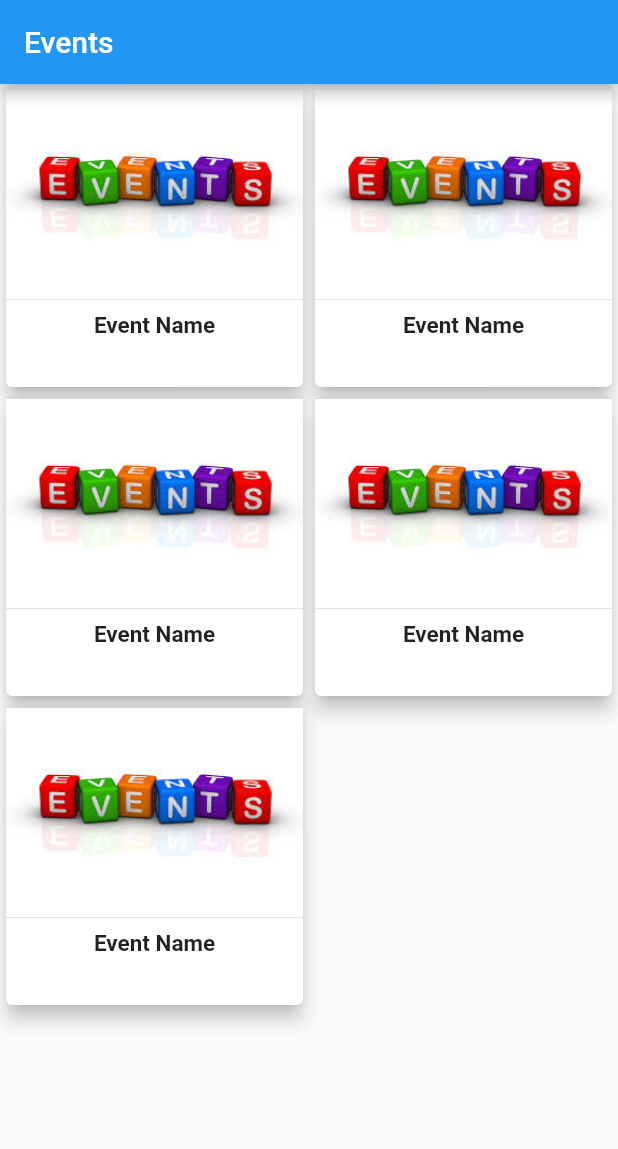
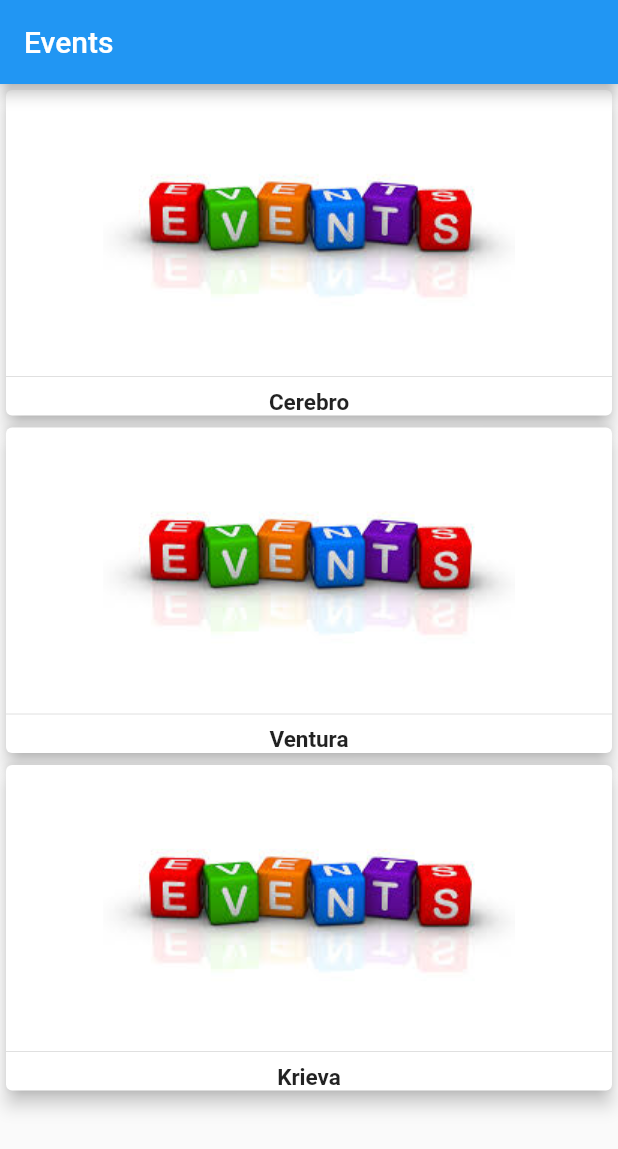
Before and after one commit to Ronik-Shah/College_Event_Management, a Flutter app: the screen it shows after launch, on a phone screen of 412 x 824 dp. Shown: the top 1149 px of the screen. Run offline on Flutter 3.47's test engine with Material 2 defaults, Android fonts, the phone set to English and light mode, and no system bars.

Commit message:
Connected the Events provider to the event screen.

```diff
--- a/lib/Models/Event.dart
+++ b/lib/Models/Event.dart
@@ -6,11 +6,32 @@ class Event {
   String description;
   bool isFavourite;
 
-  Event({occuranceDate, description, title, isFavourite});
+  Event({
+    @required this.occuranceDate,
+    @required this.description,
+    @required this.title,
+    this.isFavourite = false,
+  });
 }
 
 class Events with ChangeNotifier {
-  List<Event> _items = [];
+  List<Event> _items = [
+    Event(
+      title: "Cerebro",
+      description: "Come and show the gaming skills",
+      occuranceDate: DateTime(2020, 4, 1),
+    ),
+    Event(
+      title: "Ventura",
+      description: "Come and show the sports skills",
+      occuranceDate: DateTime(2020, 4, 18),
+    ),
+    Event(
+      title: "Krieva",
+      description: "Our cultural fest",
+      occuranceDate: DateTime(2020, 3, 15),
+    ),
+  ];
 
   // Future<void> fetchAndSetEvents async(
   // String http = "http://3.15.204.39:8000/api/events";
@@ -24,4 +45,8 @@ class Events with ChangeNotifier {
     _items.elementAt(index).isFavourite = !_items.elementAt(index).isFavourite;
     notifyListeners();
   }
+
+  Event returnEventBasedOnIndex(int index) {
+    return _items.elementAt(index);
+  }
 }
--- a/lib/Screens/events_description.dart
+++ b/lib/Screens/events_description.dart
@@ -26,7 +26,7 @@ class EventDescriptionScreen extends StatelessWidget {
           Title(
             color: Colors.black,
             child: Text(
-              "Event Title",
+              "Title",
               style: TextStyle(fontSize: 25),
             ),
           ),
@@ -58,7 +58,9 @@ class EventDescriptionScreen extends StatelessWidget {
                 ),
                 body: TabBarView(children: [
                   EventDescriptionAbout(),
-                  EventDescriptionRules(),
+                  EventDescriptionRules(
+                    description: "This is description.",
+                  ),
                   EventDescriptionPrizes(),
                 ]),
               ),
--- a/lib/Screens/events_description_rules.dart
+++ b/lib/Screens/events_description_rules.dart
@@ -1,10 +1,10 @@
 import 'package:flutter/material.dart';
 
 class EventDescriptionRules extends StatelessWidget {
+  final description;
+  EventDescriptionRules({@required this.description});
   @override
   Widget build(BuildContext context) {
-    return Container(
-      child: Text("Event Description Rules"),
-    );
+    return Container(child: description);
   }
 }
--- a/lib/Screens/events_screen.dart
+++ b/lib/Screens/events_screen.dart
@@ -9,14 +9,22 @@ class EventScreen extends StatelessWidget {
   static const routeName = "/EventScreen";
   @override
   Widget build(BuildContext context) {
+    List<Event> eventList = Provider.of<Events>(context, listen: false).items;
     return Scaffold(
-      appBar: AppBar(title: Text("Events")),
-      body: GridView.builder(
-        gridDelegate:
-            SliverGridDelegateWithFixedCrossAxisCount(crossAxisCount: 2),
-        itemBuilder: (ctx, index) => EventScreenItem(index: index),
-        itemCount: 5,
+      appBar: AppBar(
+        title: Text("Events"),
       ),
+      body: (eventList.length == 0)
+          ? Center(
+              child: Text("No events yet..."),
+            )
+          : ListView.builder(
+              itemBuilder: (ctx, i) => EventScreenItem(
+                index: i,
+                event: eventList[i],
+              ),
+              itemCount: eventList.length,
+            ),
     );
   }
 }
--- a/lib/Widgets/events_item.dart
+++ b/lib/Widgets/events_item.dart
@@ -1,10 +1,12 @@
 import 'package:flutter/material.dart';
 
 import '../Screens/events_description.dart';
+import '../Models/Event.dart';
 
 class EventScreenItem extends StatefulWidget {
+  final Event event;
   final int index;
-  EventScreenItem({@required this.index});
+  EventScreenItem({@required this.event, @required this.index});
 
   @override
   _EventScreenItemState createState() => _EventScreenItemState();
@@ -40,9 +42,8 @@ class _EventScreenItemState extends State<EventScreenItem> {
               Divider(),
               Align(
                 alignment: Alignment.center,
-                child: Text.rich(
-                  TextSpan(
-                    text: "Event Name",
+                child: Text(
+                  widget.event.title,
                   style: TextStyle(
                     fontSize: mediaQuery.textScaleFactor * 15,
                     fontWeight: Theme.of(context)
@@ -52,7 +53,6 @@ class _EventScreenItemState extends State<EventScreenItem> {
                   ),
                 ),
               ),
-              )
             ],
           ),
         ],
--- a/lib/main.dart
+++ b/lib/main.dart
@@ -1,7 +1,10 @@
 import 'package:flutter/material.dart';
+import 'package:provider/provider.dart';
 
 import './Screens/events_description.dart';
 import './Screens/events_screen.dart';
+
+import './Models/Event.dart';
 
 void main() => runApp(MyApp());
 
@@ -9,7 +12,9 @@ class MyApp extends StatelessWidget {
   // This widget is the root of your application.
   @override
   Widget build(BuildContext context) {
-    return MaterialApp(
+    return ChangeNotifierProvider<Events>(
+      create: (ctx) => Events(),
+      child: MaterialApp(
         title: 'Flutter Demo',
         theme: ThemeData(
           primarySwatch: Colors.blue,
@@ -24,6 +29,7 @@ class MyApp extends StatelessWidget {
         routes: {
           EventDescriptionScreen.routeName: (ctx) => EventDescriptionScreen(),
         },
+      ),
     );
   }
 }
```
Lines whose indentation alone changed are shown as unchanged.
